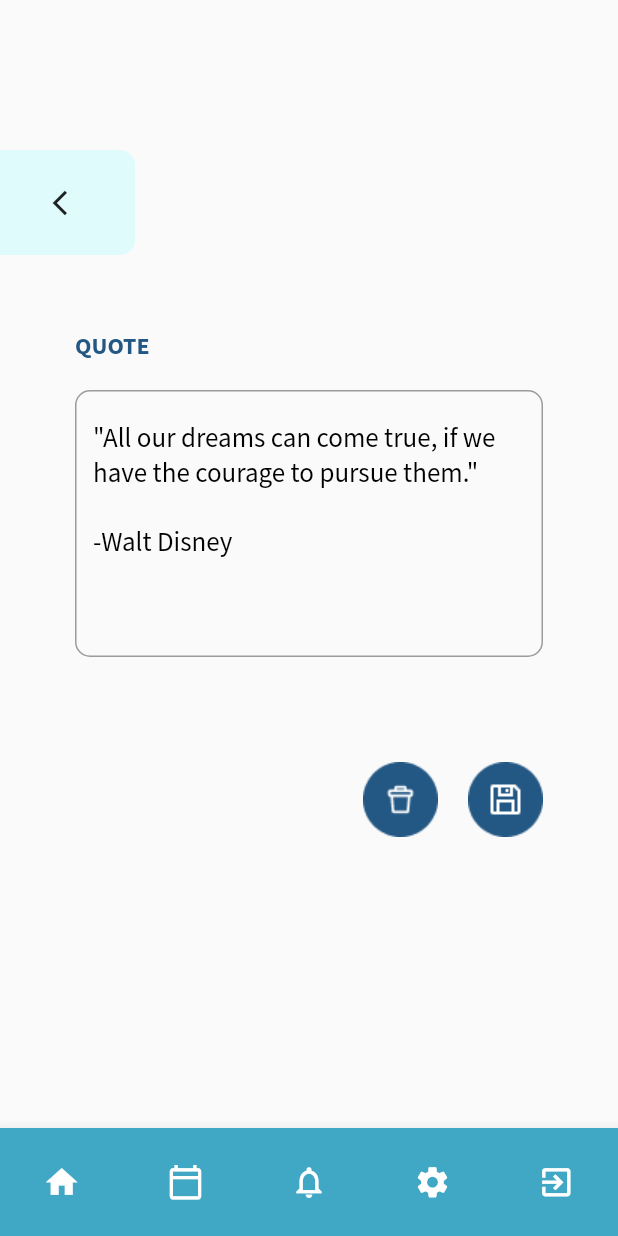
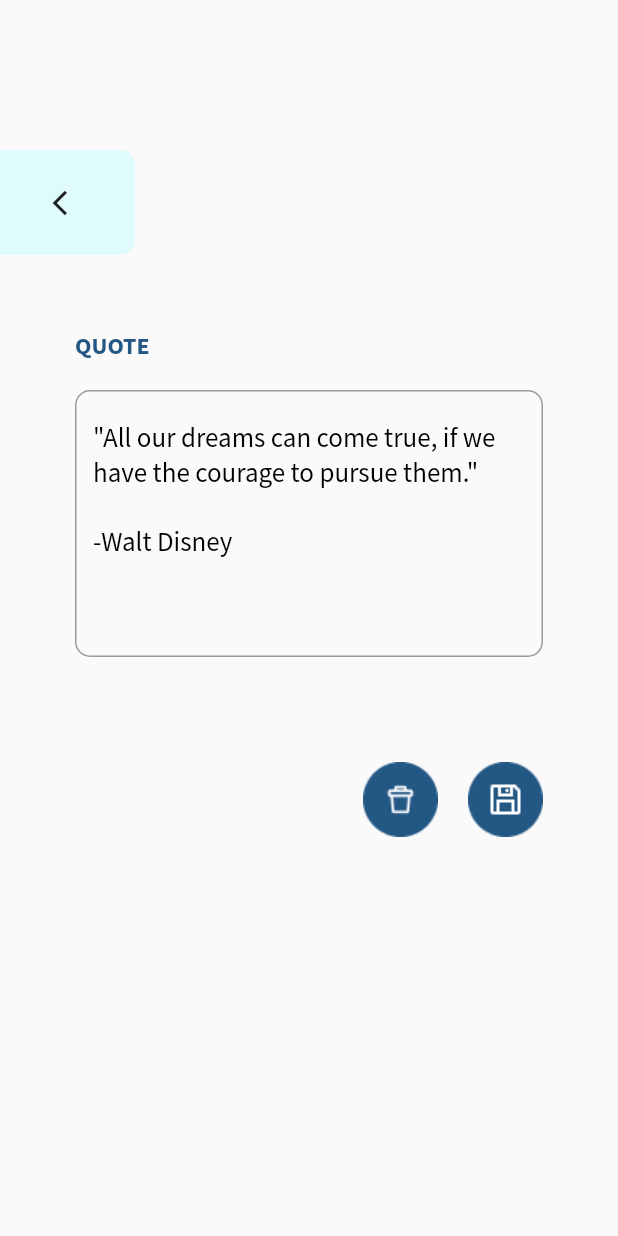
Before and after one commit to iMaro40/CS192_S2_Group5, a Flutter app: the EditQuote screen opened directly, on a phone screen of 412 x 824 dp. Run offline on Flutter 3.47's test engine with Material 2 defaults, Android fonts, the phone set to English and light mode, and no system bars; our stand-ins replace cloud_firestore, firebase_auth, firebase_core, ionicons; missing offline and left inert: dart:ffi; accounts and stored records are empty.

Commit message:
remove navbar in edit_quote screen

```diff
--- a/lib/views/quote/edit_quote.dart
+++ b/lib/views/quote/edit_quote.dart
@@ -92,72 +92,6 @@
           ),
         ),
       ),
-      bottomNavigationBar: BottomAppBar(
-        color: Color(0xff40a8c4),
-        child: Container(
-          padding: EdgeInsets.symmetric(vertical: 12),
-          child: Row(
-            mainAxisAlignment: MainAxisAlignment.spaceAround,
-            children: [
-              IconButton(
-                onPressed: (){
-                  // redirect to home page
-                },
-                icon: Icon(
-                  Icons.home,
-                  color: Colors.white,
-                ),
-                iconSize: 25.0,
-              ),
-              IconButton(
-                onPressed: () async {
-                  // redirect to calendar page
-                },
-                icon: Icon(
-                  Icons.calendar_today_outlined,
-                  color: Colors.white,
-                ),
-                iconSize: 25.0,
-              ),
-              IconButton(
-                onPressed: (){
-                  // redirect to tasks page
-                },
-                icon: Icon(
-                  Icons.notifications_none,
-                  color: Colors.white,
-                ),
-                iconSize: 25.0,
-              ),
-              IconButton(
-                onPressed: (){
-                  // redirect to settings page
-                },
-                icon: Icon(
-                  Icons.settings,
-                  color: Colors.white,
-                ),
-                iconSize: 25.0,
-              ),
-              IconButton( // Log Out
-                onPressed: () async {
-                  await _auth.logOut();
-                  Navigator.pushReplacement(
-                    context,
-                    MaterialPageRoute(
-                    builder: (context) => Login()),
-                  );
-                },
-                icon: Icon(
-                  Icons.exit_to_app,
-                  color: Colors.white,
-                ),
-                iconSize: 25.0,
-              ),
-            ],
-          ),
-        )
-      ),
     );
   }
 }
```
